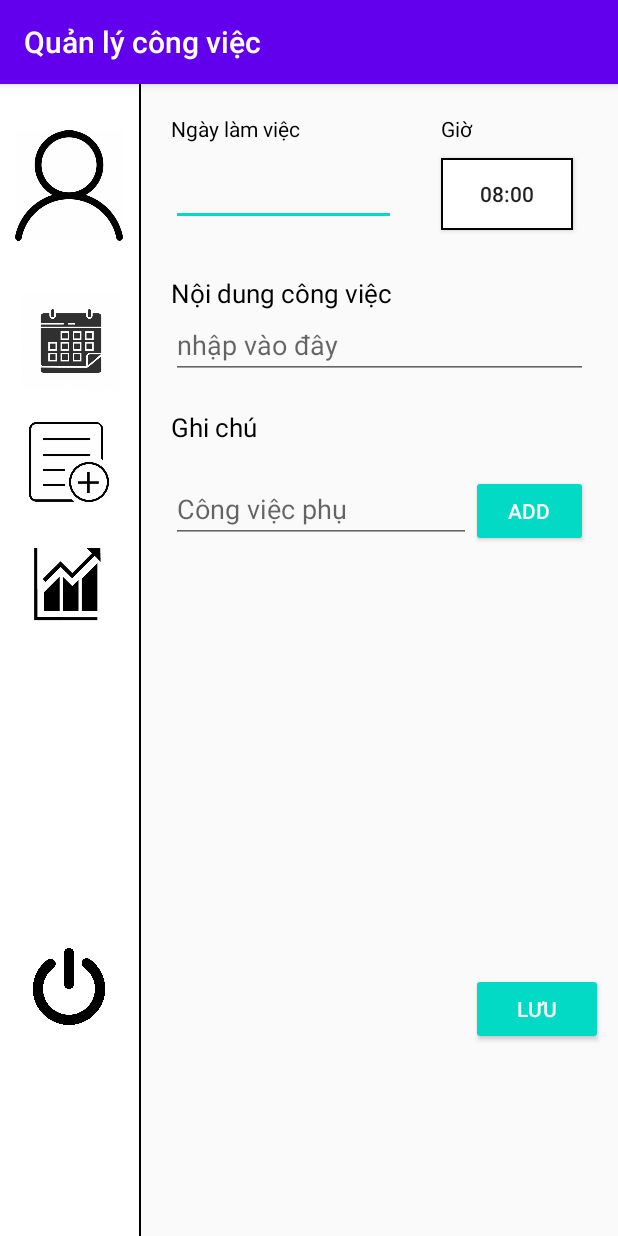
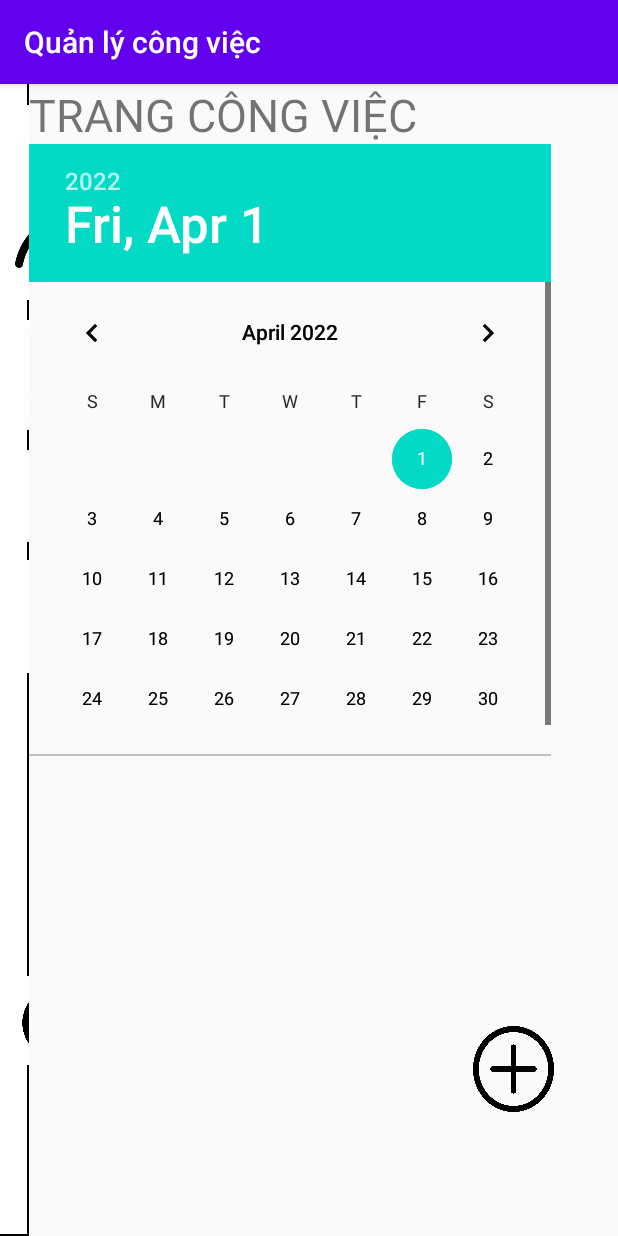
Before and after one commit to QUANG2911/DoAN, an Android app: the MainActivity screen opened directly, with no data from a screen before it, after a tap on an icon or button, on a phone screen of 412 x 824 dp. Run offline under Robolectric (Android 15) with nearby library versions, the phone set to English and light mode, and no system bars; 2 other taps on this screen came first.

Commit message:
cập nhật Fragment 2

```diff
--- a/app/src/main/java/com/example/giaodien/Fragment/fragmentAdd.java
+++ b/app/src/main/java/com/example/giaodien/Fragment/fragmentAdd.java
@@ -8,10 +8,12 @@ import android.view.LayoutInflater;
 import android.view.View;
 import android.view.ViewGroup;
 
+import com.example.giaodien.R;
+
 public class fragmentAdd extends Fragment {
     @Nullable
     @Override
     public View onCreateView(@NonNull LayoutInflater inflater, @Nullable ViewGroup container, @Nullable Bundle savedInstanceState) {
-        return super.onCreateView(inflater, container, savedInstanceState);
+        return inflater.inflate(R.layout.fragment_addjob,container, false );
     }
 }
--- a/app/src/main/java/com/example/giaodien/Fragment/fragmentCongViec.java
+++ b/app/src/main/java/com/example/giaodien/Fragment/fragmentCongViec.java
@@ -8,10 +8,12 @@ import android.view.LayoutInflater;
 import android.view.View;
 import android.view.ViewGroup;
 
+import com.example.giaodien.R;
+
 public class fragmentCongViec extends Fragment {
     @Nullable
     @Override
     public View onCreateView(@NonNull LayoutInflater inflater, @Nullable ViewGroup container, @Nullable Bundle savedInstanceState) {
-        return super.onCreateView(inflater, container, savedInstanceState);
+        return inflater.inflate(R.layout.fragment_congviec,container, false);
     }
 }
--- a/app/src/main/java/com/example/giaodien/Fragment/fragmentLich.java
+++ b/app/src/main/java/com/example/giaodien/Fragment/fragmentLich.java
@@ -8,10 +8,12 @@ import android.view.LayoutInflater;
 import android.view.View;
 import android.view.ViewGroup;
 
+import com.example.giaodien.R;
+
 public class fragmentLich extends Fragment {
     @Nullable
     @Override
     public View onCreateView(@NonNull LayoutInflater inflater, @Nullable ViewGroup container, @Nullable Bundle savedInstanceState) {
-        return super.onCreateView(inflater, container, savedInstanceState);
+        return inflater.inflate(R.layout.fragment_lich,container,false);
     }
 }
--- a/app/src/main/java/com/example/giaodien/Fragment/fragmentThongKe.java
+++ b/app/src/main/java/com/example/giaodien/Fragment/fragmentThongKe.java
@@ -8,10 +8,12 @@ import android.view.LayoutInflater;
 import android.view.View;
 import android.view.ViewGroup;
 
+import com.example.giaodien.R;
+
 public class fragmentThongKe extends Fragment {
     @Nullable
     @Override
     public View onCreateView(@NonNull LayoutInflater inflater, @Nullable ViewGroup container, @Nullable Bundle savedInstanceState) {
-        return super.onCreateView(inflater, container, savedInstanceState);
+        return inflater.inflate(R.layout.fragment_thongke, container, false);
     }
 }
--- a/app/src/main/java/com/example/giaodien/MainActivity.java
+++ b/app/src/main/java/com/example/giaodien/MainActivity.java
@@ -1,26 +1,74 @@
 package com.example.giaodien;
 
 import android.content.Intent;
+import android.support.v4.app.Fragment;
+import android.support.v4.app.FragmentManager;
+import android.support.v4.app.FragmentTransaction;
 import android.support.v7.app.AppCompatActivity;
 import android.os.Bundle;
 import android.view.View;
+import android.widget.Button;
+
+import com.example.giaodien.Fragment.fragmentAdd;
+import com.example.giaodien.Fragment.fragmentCongViec;
+import com.example.giaodien.Fragment.fragmentLich;
+import com.example.giaodien.Fragment.fragmentThongKe;
+
 
 public class MainActivity extends AppCompatActivity {
+
+    private Button btnLich;
+    private Button btnThongKe;
+    private Button btnNote;
+    private Button btnCongViec;
+    private Button btnOut;
 
     @Override
     protected void onCreate(Bundle savedInstanceState) {
         super.onCreate(savedInstanceState);
         setContentView(R.layout.activity_main);
+
+        innerFragment();
     }
 
-    public void PersonClick(View view) {
-        Intent intent = new Intent(MainActivity.this, InfoActivity.class);
-        startActivity(intent);
+    public void innerFragment()
+    {
+        fragmentLich firstFragment =  new fragmentLich();
+        FragmentManager fragmentManager = getSupportFragmentManager();
+        FragmentTransaction ft = fragmentManager.beginTransaction();
+        ft.replace(R.id.Frame_Layout,firstFragment);
+        ft.commit();
+    }
+
+    public void addFragment(Fragment fragment)
+    {
+        FragmentManager fgt = getSupportFragmentManager();
+        FragmentTransaction ft = fgt.beginTransaction();
+        ft.add(R.id.Frame_Layout, fragment);
+        ft.addToBackStack(fragment.getClass().getSimpleName());
+        ft.commit();
+
+    }
+    public void oneClick(View view) {
+
+        switch (view.getId())
+        {
+            case R.id.btn_Lich:
+               addFragment( new fragmentLich());
+                break;
+            case R.id.btn_note:
+                addFragment(new fragmentCongViec());
+                break;
+            case R.id.btn_ThongKe:
+                addFragment(new fragmentThongKe());
+                break;
+            case R.id.btn_person:
+                Intent intent =new Intent(MainActivity.this, InfoActivity.class);
+                startActivity(intent);
+                break;
+
+        }
     }
 
 
-    public void CongViecClick(View view) {
-        Intent intent = new Intent(MainActivity.this, Add_Job.class);
-        startActivity(intent);
-    }
 }
--- a/app/src/main/res/layout/activity_main.xml
+++ b/app/src/main/res/layout/activity_main.xml
@@ -22,7 +22,7 @@
             android:layout_height="142dp"
             android:layout_marginTop="10dp"
             android:backgroundTint="@color/white"
-            android:onClick="PersonClick"
+            android:onClick="oneClick"
             android:scaleType="fitCenter"
             android:src="@drawable/person"></ImageButton>
 
@@ -33,6 +33,7 @@
             android:layout_margin="1dp"
             android:backgroundTint="@color/white"
             android:scaleType="fitCenter"
+            android:onClick="oneClick"
             android:src="@drawable/lich"></ImageButton>
 
         <ImageButton
@@ -40,7 +41,7 @@
             android:layout_width="96dp"
             android:layout_height="73dp"
             android:backgroundTint="@color/white"
-            android:onClick="CongViecClick"
+            android:onClick="oneClick"
             android:scaleType="fitCenter"
             android:src="@drawable/note"></ImageButton>
 
@@ -50,6 +51,7 @@
             android:layout_height="87dp"
             android:backgroundTint="@color/white"
             android:scaleType="fitCenter"
+            android:onClick="oneClick"
             android:src="@drawable/thongke"></ImageButton>
 
         <ImageButton
@@ -59,6 +61,7 @@
             android:layout_marginTop="190dp"
             android:backgroundTint="@color/white"
             android:scaleType="fitCenter"
+            android:onClick="oneClick"
             android:src="@drawable/out"></ImageButton>
 
     </LinearLayout>
--- a/app/src/main/res/layout/fragment_addjob.xml
+++ b/app/src/main/res/layout/fragment_addjob.xml
@@ -1,10 +1,8 @@
 <?xml version="1.0" encoding="utf-8"?>
 <LinearLayout xmlns:android="http://schemas.android.com/apk/res/android"
-    xmlns:tools="http://schemas.android.com/tools"
     android:orientation="vertical"
     android:layout_width="match_parent"
-    android:layout_height="match_parent"
-    tools:context=".giaodien.Fragment.">
+    android:layout_height="match_parent">
 
     <LinearLayout
         android:layout_width="match_parent"
--- /dev/null
+++ b/app/src/main/res/layout/fragment_congviec.xml
@@ -0,0 +1,11 @@
+<?xml version="1.0" encoding="utf-8"?>
+<android.support.constraint.ConstraintLayout xmlns:android="http://schemas.android.com/apk/res/android"
+    android:layout_width="match_parent"
+    android:layout_height="match_parent">
+
+    <TextView
+        android:layout_width="match_parent"
+        android:layout_height="match_parent"
+        android:text="TRANG CÔNG VIỆC"
+        android:textSize="30dp"></TextView>
+</android.support.constraint.ConstraintLayout>
```
Also changed, not shown: app/src/main/res/layout/fragment_thongke.xml (added, +12 -0 lines).
